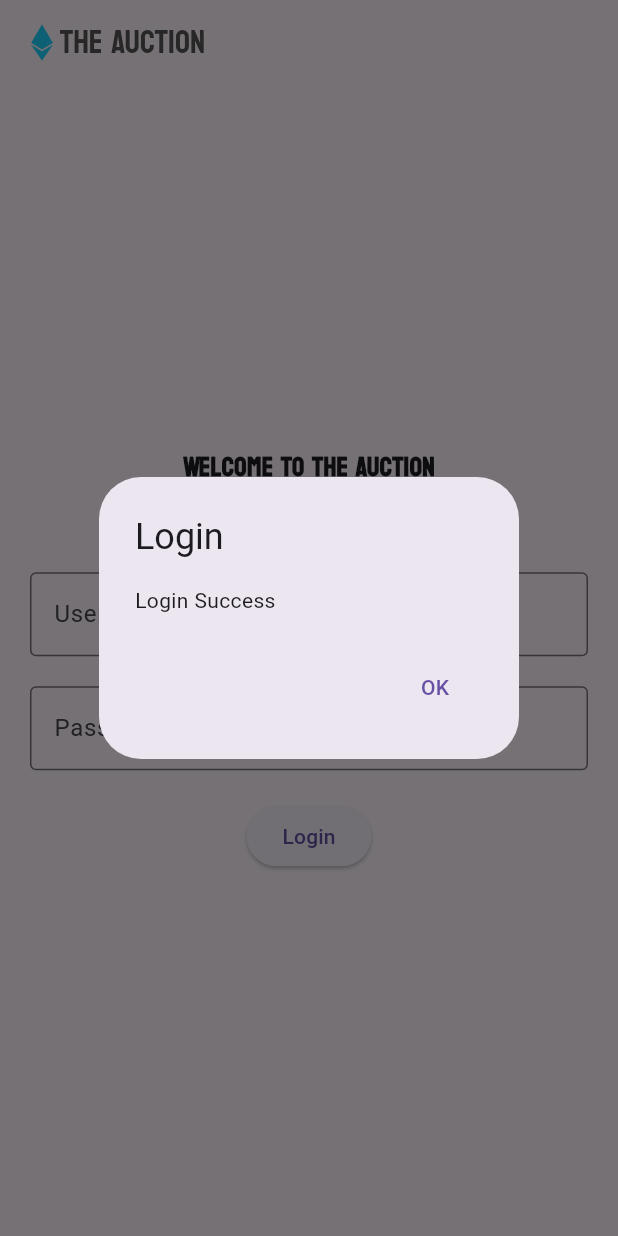
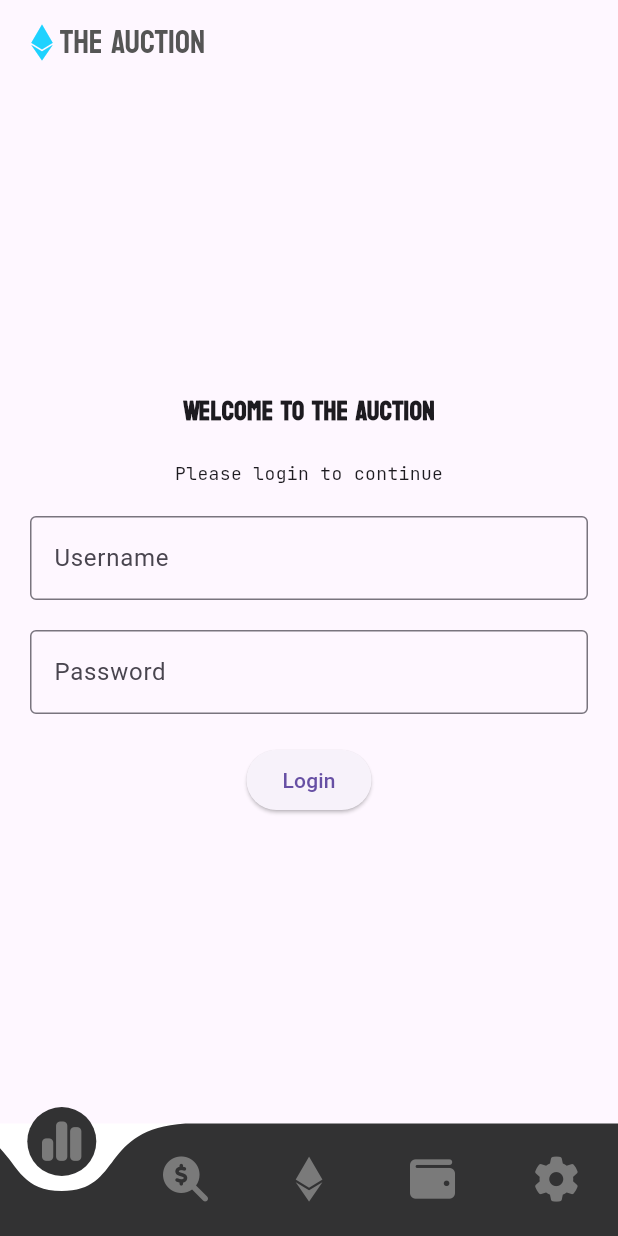
Before and after one commit to thien0709/TheAuction, a Flutter app: the screen it shows after launch, after a tap on "Login", on a phone screen of 412 x 824 dp. Run offline on Flutter 3.47's test engine with Material 3 defaults, Android fonts, the phone set to English and light mode, and no system bars; drawn by our look-alikes of curved_navigation_bar; our stand-ins replace font_awesome_flutter.

Commit message:
add home - search - login -wallet

```diff
--- a/lib/main.dart
+++ b/lib/main.dart
@@ -1,6 +1,7 @@
+import 'package:curved_navigation_bar/curved_navigation_bar.dart';
 import 'package:flutter/material.dart';
 import 'package:font_awesome_flutter/font_awesome_flutter.dart';
-
+import 'home.dart';
 void main() {
   runApp(const MyApp());
 }
@@ -24,26 +25,9 @@ class MyHomePage extends StatefulWidget {
 }
 
 class _MyHomePageState extends State<MyHomePage> {
-   loginbutton() {
-    showDialog(
-      context: context,
-      builder: (BuildContext context) {
-        return AlertDialog(
-          title: const Text('Login'),
-          content: const Text('Login Success'),
-          actions: <Widget>[
-            TextButton(
-              onPressed: () {
-                Navigator.of(context).pop();
-              },
-              child: const Text('OK'),
-            ),
-          ],
-        );
-      },
-    );
-  }
-
+void login() async {
+  HomeScreen();
+}
   @override
   Widget build(BuildContext context) {
     return Scaffold(
@@ -83,12 +67,24 @@ class _MyHomePageState extends State<MyHomePage> {
             const SizedBox(height: 20,),
             ElevatedButton(
               onPressed: (){
-                loginbutton();
+                login();
                 },
               child: const Text('Login'),
             ),
           ],
         ),
+      ),
+      bottomNavigationBar: CurvedNavigationBar(
+          color: Color.fromARGB(233, 31, 31, 32),
+          animationCurve: Curves.fastLinearToSlowEaseIn,
+          backgroundColor: Colors.white,
+          items: const <Widget>[
+            Icon(FontAwesomeIcons.chartSimple, size: 30,color:  Color.fromARGB(255, 122, 122, 122)),
+            Icon(FontAwesomeIcons.magnifyingGlassDollar, size: 30,color:  Color.fromARGB(255, 122, 122, 122)),
+            Icon(FontAwesomeIcons.ethereum, size: 30,color: Color.fromARGB(255, 122, 122, 122)),
+            Icon(FontAwesomeIcons.wallet, size: 30,color: Color.fromARGB(255, 122, 122, 122)),
+            Icon(FontAwesomeIcons.gear, size: 30,color:  Color.fromARGB(255, 122, 122, 122)),
+          ],
       )
     );
   }
--- /dev/null
+++ b/note.txt
@@ -0,0 +1 @@
+WalletConnect - Su du MetaMask, Trust Wallet - Su dung wallet_connect 1.0.4
--- a/pubspec.yaml
+++ b/pubspec.yaml
@@ -35,6 +35,7 @@ dependencies:
   # The following adds the Cupertino Icons font to your application.
   # Use with the CupertinoIcons class for iOS style icons.
   cupertino_icons: ^1.0.6
+  curved_navigation_bar: ^1.0.6
 
 dev_dependencies:
   flutter_test:
```
Also changed, not shown: lib/home.dart (added, +15 -0 lines), lib/login.dart (added), lib/search.dart (added), lib/wallet.dart (added), pubspec.lock.
